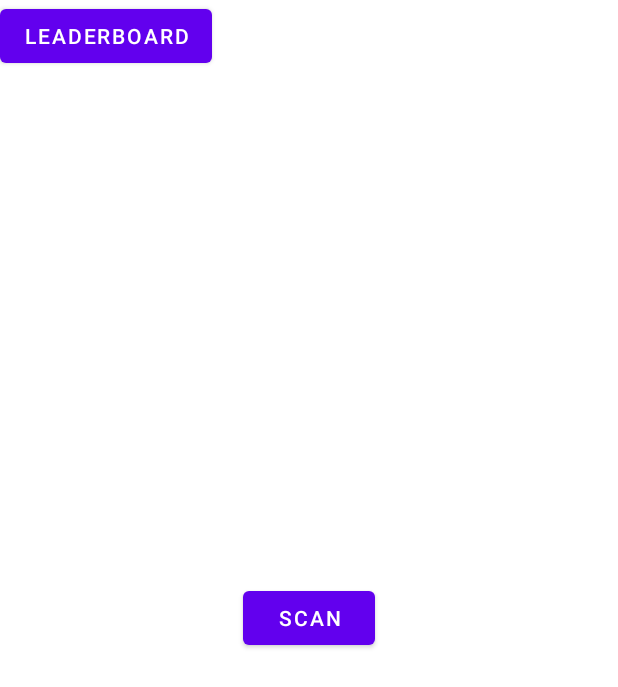
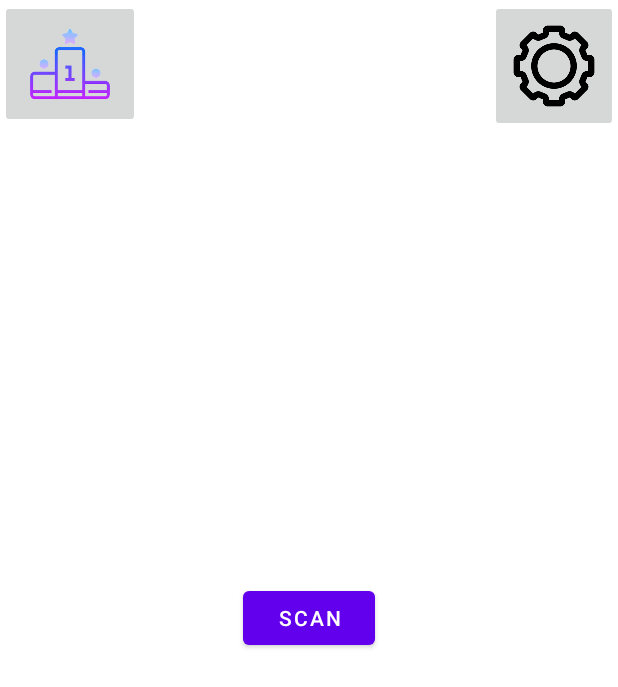
Before and after one commit to GutsArmour/TreasureHuntApp, an Android app: the MainActivity screen opened directly, with no data from a screen before it, on a phone screen of 412 x 824 dp. Shown: the top 687 px of the screen. Run offline under Robolectric (Android 15) with nearby library versions, the phone set to English and light mode, and no system bars; our stand-ins replace Firebase (no records; nobody signed in at launch, a user with empty details on screens opened directly); libraries missing offline, so code that uses them is left out: com.journeyapps.barcodescanner.

Commit message:
Created settings menu and leaderboard image button

```diff
--- a/app/src/main/java/com/example/treasurehunt/Leaderboard.java
+++ b/app/src/main/java/com/example/treasurehunt/Leaderboard.java
@@ -5,6 +5,7 @@ import android.os.Bundle;
 import android.view.View;
 import android.widget.ArrayAdapter;
 import android.widget.Button;
+import android.widget.ImageButton;
 import android.widget.ListView;
 
 import androidx.annotation.NonNull;
@@ -60,7 +61,7 @@ public class Leaderboard extends AppCompatActivity {
 
             }
         });
-        Button leaderboardBtn = findViewById(R.id.leaderboardBtn);
+        ImageButton leaderboardBtn = findViewById(R.id.leaderboardBtn);
         leaderboardBtn.setOnClickListener(new View.OnClickListener() {
             @Override
             public void onClick(View v) {
--- a/app/src/main/res/layout/activity_main.xml
+++ b/app/src/main/res/layout/activity_main.xml
@@ -11,12 +11,29 @@
         android:id="@+id/button"
         android:layout_width="wrap_content"
         android:layout_height="wrap_content"
-        android:text="Scan"
-        android:layout_centerInParent="true"/>
+        android:layout_centerInParent="true"
+        android:text="Scan" />
 
-    <Button
+    <ImageButton
         android:id="@+id/leaderboardMainBtn"
-        android:layout_width="wrap_content"
-        android:layout_height="wrap_content"
-        android:text="Leaderboard" />
+        android:layout_width="93dp"
+        android:layout_height="85dp"
+        android:layout_alignParentStart="true"
+        android:layout_alignParentTop="true"
+        android:layout_marginStart="0dp"
+        android:layout_marginTop="0dp"
+        android:scaleType="fitCenter"
+        android:src="@drawable/leaderboard_icon" />
+
+    <ImageButton
+        android:id="@+id/settingsBtn"
+        android:layout_width="85dp"
+        android:layout_height="88dp"
+        android:layout_alignParentTop="true"
+        android:layout_alignParentEnd="true"
+        android:layout_marginTop="0dp"
+        android:layout_marginEnd="0dp"
+        android:scaleType="fitCenter"
+        android:src="@drawable/settings_icon" />
+
 </RelativeLayout>
--- /dev/null
+++ b/app/src/main/res/menu/menu.xml
@@ -0,0 +1,17 @@
+<?xml version="1.0" encoding="utf-8"?>
+<menu xmlns:android="http://schemas.android.com/apk/res/android"
+    xmlns:app="http://schemas.android.com/apk/res-auto">
+
+    <item android:id="@+id/tutorialScreen"
+        android:title="Tutorial"
+        app:showAsAction="never"/>
+    <item android:id="@+id/scanHistoryScreen"
+        android:title="Scan History"
+        app:showAsAction="never"/>
+    <item android:id="@+id/contactScreen"
+        android:title="Contact"
+        app:showAsAction="never"/>
+    <item android:id="@+id/darkModeBtn"
+        android:title="Dark/Light Mode"
+        app:showAsAction="never"/>
+</menu>
```
Also changed, not shown: app/src/main/java/com/example/treasurehunt/MainActivity.java (+38 -1 lines), app/src/main/res/layout/activity_leaderboard.xml (+9 -4 lines), app/src/main/res/drawable/leaderboard_icon.png (added), app/src/main/res/drawable/settings_icon.png (added).
